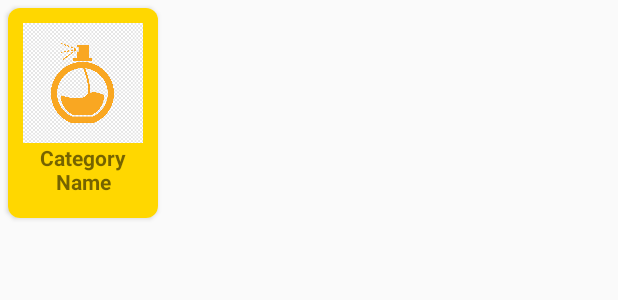
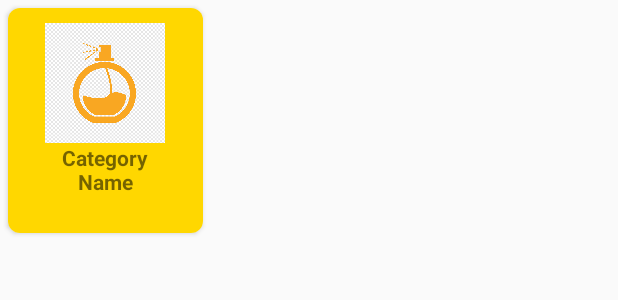
Before and after one commit to Fadhlannn/cobawe, an Android app: the layout home_category.xml on its own in the app's theme, with its tools: preview values and no code run, on a phone screen of 412 x 824 dp. Shown: the top 300 px of the screen. Run offline under Robolectric (Android 15) with nearby library versions, the light colour scheme and no system bars; Roboto replaces fonts that are not available here.

Commit message:
finished project

```diff
--- a/app/src/main/res/layout/fragment_home.xml
+++ b/app/src/main/res/layout/fragment_home.xml
@@ -75,7 +75,7 @@
                 android:layout_width="match_parent"
                 android:layout_height="wrap_content"
                 android:layout_weight="1"
-                android:text="Explore Products"
+                android:text="Brands"
                 android:textSize="18dp"
                 android:textStyle="bold" />
 
--- a/app/src/main/res/layout/home_category.xml
+++ b/app/src/main/res/layout/home_category.xml
@@ -1,7 +1,7 @@
 <?xml version="1.0" encoding="utf-8"?>
 <androidx.cardview.widget.CardView xmlns:android="http://schemas.android.com/apk/res/android"
-    android:layout_width="100dp"
-    android:layout_height="140dp"
+    android:layout_width="130dp"
+    android:layout_height="150dp"
     xmlns:app="http://schemas.android.com/apk/res-auto"
     android:layout_margin="5dp"
     app:cardCornerRadius="8dp">
```
